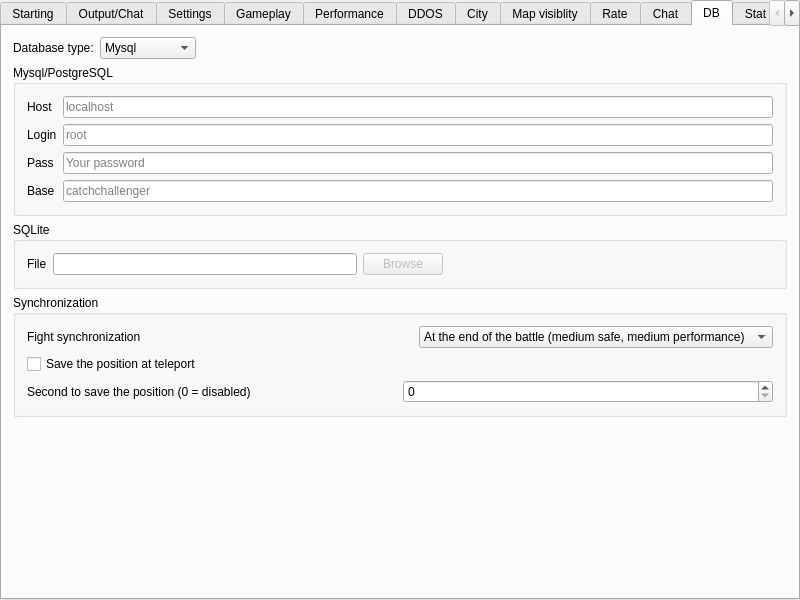
alphaonex86/CatchChallenger, file server/MainWindow.ui: the form before one commit.
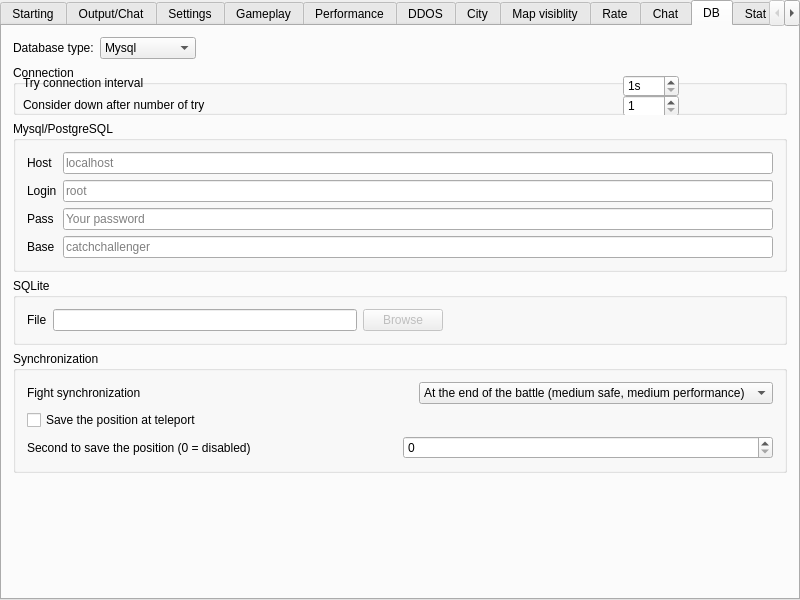
The form after the commit. The open tabs and pages were chosen to show the change. Icons and pictures are not drawn.

What changed in the file:
```diff
--- a/server/MainWindow.ui
+++ b/server/MainWindow.ui
@@ -1427,12 +1427,89 @@
           </item>
          </layout>
         </item>
+        <item>
+         <widget class="QGroupBox" name="groupBox_6">
+          <property name="minimumSize">
+           <size>
+            <width>0</width>
+            <height>50</height>
+           </size>
+          </property>
+          <property name="title">
+           <string>Connection</string>
+          </property>
+          <widget class="QLabel" name="label_49">
+           <property name="geometry">
+            <rect>
+             <x>10</x>
+             <y>10</y>
+             <width>221</width>
+             <height>16</height>
+            </rect>
+           </property>
+           <property name="text">
+            <string>Try connection interval</string>
+           </property>
+          </widget>
+          <widget class="QLabel" name="label_50">
+           <property name="geometry">
+            <rect>
+             <x>10</x>
+             <y>30</y>
+             <width>521</width>
+             <height>20</height>
+            </rect>
+           </property>
+           <property name="text">
+            <string>Consider down after number of try</string>
+           </property>
+          </widget>
+          <widget class="QSpinBox" name="tryInterval">
+           <property name="geometry">
+            <rect>
+             <x>610</x>
+             <y>10</y>
+             <width>56</width>
+             <height>22</height>
+            </rect>
+           </property>
+           <property name="suffix">
+            <string>s</string>
+           </property>
+           <property name="minimum">
+            <number>1</number>
+           </property>
+           <property name="maximum">
+            <number>3600</number>
+           </property>
+          </widget>
+          <widget class="QSpinBox" name="considerDownAfterNumberOfTry">
+           <property name="geometry">
+            <rect>
+             <x>610</x>
+             <y>30</y>
+             <width>56</width>
+             <height>22</height>
+            </rect>
+           </property>
+           <property name="minimum">
+            <number>1</number>
+           </property>
+           <property name="maximum">
+            <number>1000</number>
+           </property>
+          </widget>
+         </widget>
+        </item>
         <item>
          <widget class="QGroupBox" name="groupBoxDbMysql">
           <property name="title">
            <string>Mysql/PostgreSQL</string>
           </property>
           <layout class="QFormLayout" name="formLayout_3">
+           <property name="fieldGrowthPolicy">
+            <enum>QFormLayout::ExpandingFieldsGrow</enum>
+           </property>
            <item row="0" column="0">
             <widget class="QLabel" name="label_3">
              <property name="text">
```
Left out of the diff: 2 changed lines with no effect on the pictures.
